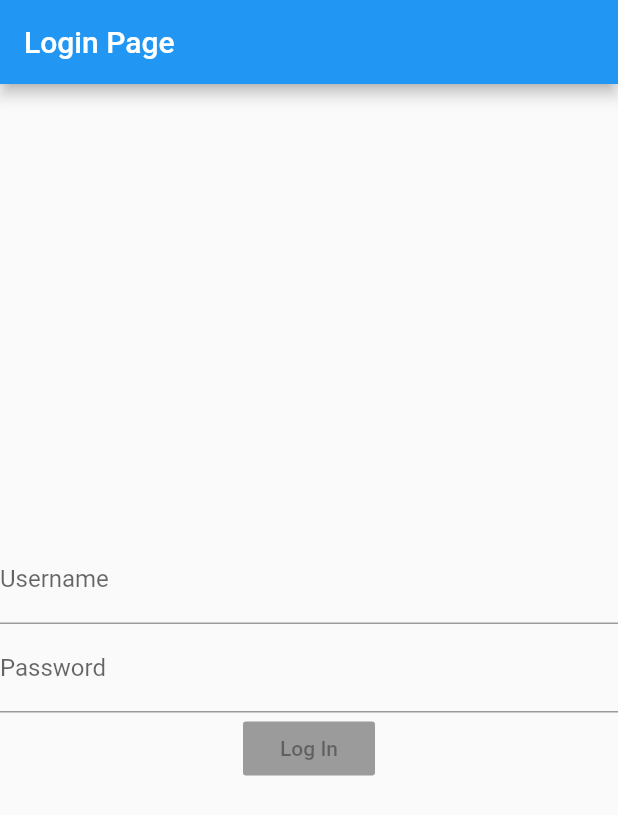
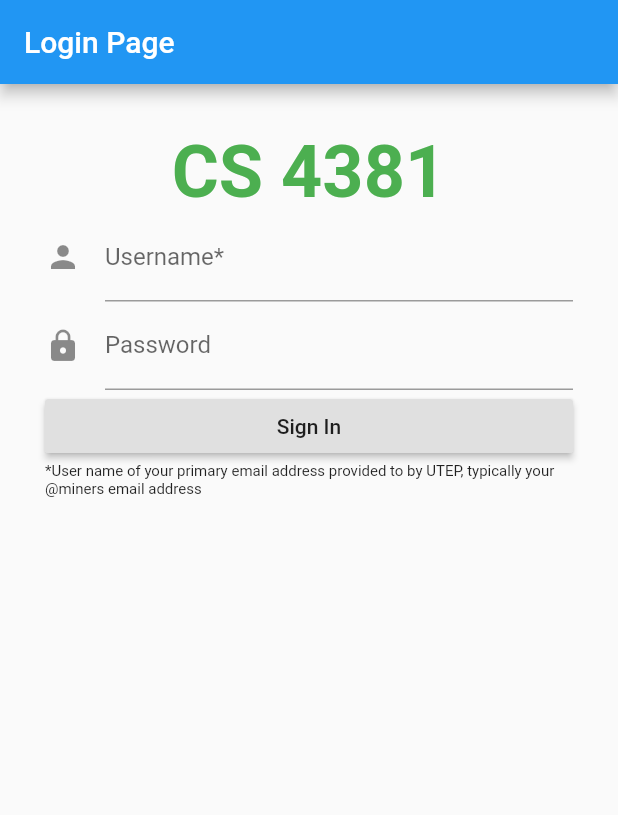
Before and after one commit to DeveloperJose/Dart-Flutter-Quiz-App, a Flutter app: the screen it shows after launch, on a phone screen of 412 x 824 dp. Shown: the top 815 px of the screen. Run offline on Flutter 3.47's test engine with Material 2 defaults, Android fonts, the phone set to English and light mode, and no system bars; missing offline and left inert: edit_distance.

Commit message:
Log-in page layout finished

```diff
--- a/quiz_app/lib/login_page.dart
+++ b/quiz_app/lib/login_page.dart
@@ -1,4 +1,5 @@
 // Author: Jose G. Perez
+import 'package:flutter/cupertino.dart';
 import 'package:flutter/material.dart';
 
 class LoginPage extends StatefulWidget {
@@ -9,15 +10,21 @@ class LoginPage extends StatefulWidget {
 }
 
 class _LoginPageState extends State<LoginPage> {
+
+
+  void onSignInPressed(){
+
+  }
+
   @override
   Widget build(BuildContext context) {
     return Scaffold(
       appBar: AppBar(
         title: Text('Login Page'),
       ),
-      body: Center(
+      body: Container(
+        padding: EdgeInsets.all(30.0),
         child: Column(
-          mainAxisAlignment: MainAxisAlignment.center,
           children: [
             this.buildFormWidget(context),
           ],
@@ -26,32 +33,60 @@ class _LoginPageState extends State<LoginPage> {
     );
   }
 
-  Widget buildFormWidget(BuildContext context){
-    return Form(child: Column(children: [
-      buildUsernameWidget(),
-      buildPasswordWidget(),
-      buildSubmitWidget(),
-    ]));
-  }
-
-  Widget buildUsernameWidget(){
-    return TextFormField(
-      keyboardType: TextInputType.text,
-      decoration: InputDecoration(hintText: 'utep', labelText: 'Username'),
+  Widget buildFormWidget(BuildContext context) {
+    return Form(
+      child: Column(
+        mainAxisAlignment: MainAxisAlignment.center,
+        crossAxisAlignment: CrossAxisAlignment.stretch,
+        children: [
+          buildDescriptionWidget(),
+          buildUsernameWidget(),
+          buildPasswordWidget(),
+          buildSubmitWidget(),
+          buildHintTextWidget(),
+        ],
+      ),
     );
   }
 
-  Widget buildPasswordWidget(){
+  Widget buildDescriptionWidget() {
+    return Center(
+      child: Text(
+        "CS 4381",
+        style: TextStyle(
+          fontWeight: FontWeight.bold,
+          fontSize: 48,
+          color: Colors.green,
+        ),
+      ),
+    );
+  }
+
+  Widget buildUsernameWidget() {
+    return TextFormField(
+      keyboardType: TextInputType.text,
+      decoration: InputDecoration(hintText: 'username', labelText: 'Username*', icon: Icon(Icons.person)),
+    );
+  }
+
+  Widget buildPasswordWidget() {
     return TextFormField(
       keyboardType: TextInputType.text,
       obscureText: true,
-      decoration: InputDecoration(hintText: 'password', labelText: 'Password'),
+      decoration: InputDecoration(hintText: 'password', labelText: 'Password', icon: Icon(Icons.lock)),
     );
   }
 
-  Widget buildSubmitWidget(){
+  Widget buildSubmitWidget() {
     return RaisedButton(
-      child: Text('Log In')
+      child: Text('Sign In'),
+      onPressed: onSignInPressed,
     );
   }
+
+  Widget buildHintTextWidget() {
+    return Text(
+        '*User name of your primary email address provided to by UTEP, typically your @miners email address',
+        style: TextStyle(fontSize: 10));
+  }
 }
```
